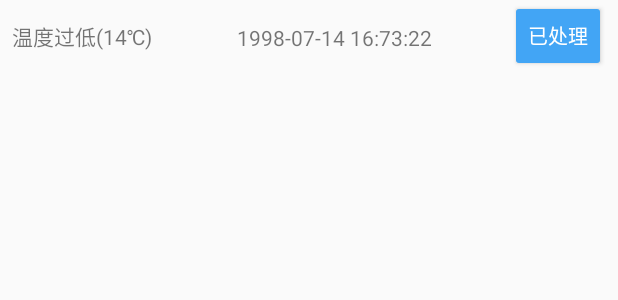
After one commit to huahuasmaster/IOTDemo, an Android app: the layout alert_simple_item.xml on its own in the app's theme, with its tools: preview values and no code run, on a phone screen of 412 x 824 dp. The commit adds this screen. Shown: the top 300 px of the screen. Run offline under Robolectric (Android 15) with nearby library versions, the phone set to English and light mode, and no system bars; network calls fail.

Commit message:
修改点击告警消息进入的页面，变为展示该设备的所有 告警 信息

```diff
--- a/app/src/main/java/administrator/adapters/SpaceItemAdapter.java
+++ b/app/src/main/java/administrator/adapters/SpaceItemAdapter.java
@@ -39,7 +39,7 @@ public class SpaceItemAdapter extends RecyclerView.Adapter{
         this.spaceList = spaceList;
     }
 
-    class ViewHolder extends RecyclerView.ViewHolder {
+    private class ViewHolder extends RecyclerView.ViewHolder {
 
         private TextView spaceName;
         private ImageView editName;
--- a/app/src/main/java/administrator/base/http/UrlHandler.java
+++ b/app/src/main/java/administrator/base/http/UrlHandler.java
@@ -175,6 +175,11 @@ public class UrlHandler {
     public static String processAlertByDeviceIdAndDataType(long deviceId,int dataType,long date) {
         return getHead()+"alert/"+deviceId+"/"+dataType+"/"+date+"/processByDeviceAndDataType";
     }
+
+    //获取某个设备的alert列表
+    public static String getAlertByDeviceId(long deviceId,int dataType,int offset) {
+        return getHead()+"alert/"+deviceId+"/"+dataType+"/"+offset+"/getList";
+    }
     /**
      * 获取请求的开头ip与端口
      * @return
--- a/app/src/main/java/administrator/ui/MessageFragment.java
+++ b/app/src/main/java/administrator/ui/MessageFragment.java
@@ -101,7 +101,8 @@ public class MessageFragment extends Fragment {
                 getActivity().runOnUiThread(new Runnable() {
                     @Override
                     public void run() {
-                        adapter.notifyItemRangeRemoved(position, 1);
+                        adapter.notifyItemRemoved(position);
+                        adapter.notifyItemRangeChanged(0, adapter.getAlertDtos().size());
                     }
                 });
                 //刷新未读计数
--- a/app/src/main/java/administrator/ui/ResourceFragment.java
+++ b/app/src/main/java/administrator/ui/ResourceFragment.java
@@ -328,7 +328,7 @@ public class ResourceFragment extends Fragment {
                 Snackbar.make(viewPager, "请求房间列表出错", Snackbar.LENGTH_SHORT).show();
             }
         };
-        waitDialog.show();
+//        waitDialog.show();
         HttpUtil.sendRequestWithCallback(url, listener, true);
     }
 
--- /dev/null
+++ b/app/src/main/res/layout/alert_simple_item.xml
@@ -0,0 +1,52 @@
+<?xml version="1.0" encoding="utf-8"?>
+<android.support.constraint.ConstraintLayout xmlns:app="http://schemas.android.com/apk/res-auto"
+    android:layout_height="wrap_content"
+    xmlns:android="http://schemas.android.com/apk/res/android"
+    xmlns:tools="http://schemas.android.com/tools"
+    android:orientation="vertical"
+    android:layout_width="match_parent">
+
+    <Button
+        android:id="@+id/alert_simple_confirm"
+        style="@style/Widget.AppCompat.Button.Small"
+        android:layout_width="wrap_content"
+        android:backgroundTint="@color/colorPrimaryLight"
+        android:textColor="@color/pureWhite"
+        android:layout_height="wrap_content"
+        android:textSize="13sp"
+        android:text="@string/processed"
+        android:layout_marginRight="8dp"
+        app:layout_constraintRight_toRightOf="parent"
+        app:layout_constraintTop_toTopOf="parent"
+        app:layout_constraintBottom_toBottomOf="parent"
+        app:layout_constraintVertical_bias="0.0"
+        android:layout_marginEnd="8dp" />
+
+
+        <TextView
+            android:id="@+id/alert_simple_title"
+            android:layout_width="wrap_content"
+            android:layout_height="wrap_content"
+            tools:text="温度过低(14℃)"
+
+            app:layout_constraintTop_toTopOf="parent"
+            app:layout_constraintBottom_toBottomOf="parent"
+            android:layout_marginLeft="8dp"
+            app:layout_constraintLeft_toLeftOf="parent"
+            app:layout_constraintVertical_bias="0.5" />
+    <TextView
+        android:id="@+id/alert_simple_date"
+        android:layout_width="wrap_content"
+        android:layout_height="wrap_content"
+        tools:text="1998-07-14 16:73:22"
+        app:layout_constraintRight_toLeftOf="@+id/alert_simple_confirm"
+        android:layout_marginRight="8dp"
+        app:layout_constraintLeft_toRightOf="@+id/alert_simple_title"
+        android:layout_marginLeft="8dp"
+        app:layout_constraintTop_toTopOf="parent"
+        android:layout_marginTop="8dp"
+        app:layout_constraintHorizontal_bias="0.525"
+        app:layout_constraintBottom_toBottomOf="parent"
+        android:layout_marginBottom="8dp"
+        app:layout_constraintVertical_bias="0.571" />
+</android.support.constraint.ConstraintLayout>
--- a/app/src/main/res/values/strings.xml
+++ b/app/src/main/res/values/strings.xml
@@ -105,4 +105,5 @@
     <string name="plz_bound_gate_before">当前空间内没有可以使用的网关，请先绑定网关</string>
     <string name="cant_online">无法上线</string>
     <string name="msg">消息</string>
+    <string name="processed">已处理</string>
 </resources>
```
Also changed, not shown: app/src/main/java/administrator/adapters/AlertSimpleAdapter.java (added, +109 -0 lines), app/src/main/java/administrator/entity/AlertDto.java (+33 -0 lines), app/src/main/java/administrator/ui/DeviceDetailActivity.java (+183 -75 lines).
